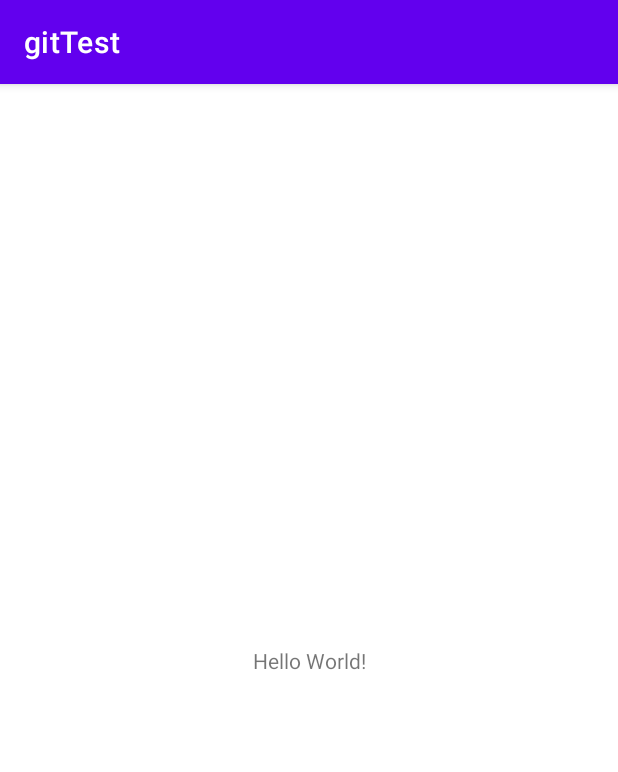
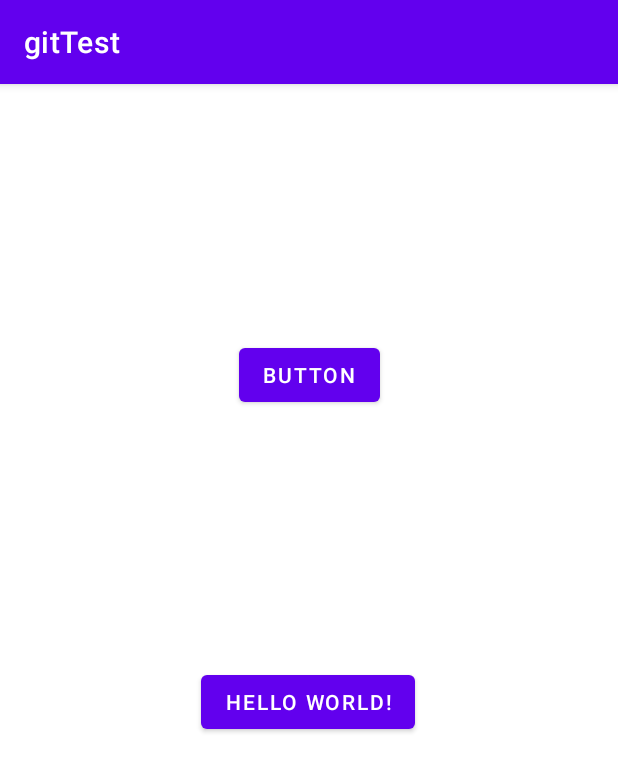
Before and after one commit to ShadyRamadan888/gitTest, an Android app: the screen it shows after launch (MainActivity), on a phone screen of 412 x 824 dp. Shown: the top 772 px of the screen. Run offline under Robolectric (Android 15) with nearby library versions, the phone set to English and light mode, and no system bars.

```diff
--- a/app/src/main/res/layout/activity_main.xml
+++ b/app/src/main/res/layout/activity_main.xml
@@ -6,11 +6,23 @@
     android:layout_height="match_parent"
     tools:context=".MainActivity">
 
-    <TextView
+    <Button
+        android:id="@+id/button2"
         android:layout_width="wrap_content"
         android:layout_height="wrap_content"
+        android:layout_marginBottom="332dp"
         android:text="Hello World!"
         app:layout_constraintBottom_toBottomOf="parent"
+        app:layout_constraintEnd_toEndOf="parent"
+        app:layout_constraintHorizontal_bias="0.498"
+        app:layout_constraintStart_toStartOf="parent" />
+
+    <Button
+        android:id="@+id/button"
+        android:layout_width="wrap_content"
+        android:layout_height="wrap_content"
+        android:text="Button"
+        app:layout_constraintBottom_toTopOf="@+id/button2"
         app:layout_constraintEnd_toEndOf="parent"
         app:layout_constraintStart_toStartOf="parent"
         app:layout_constraintTop_toTopOf="parent" />
--- a/build.gradle
+++ b/build.gradle
@@ -1,5 +1,5 @@
 // Top-level build file where you can add configuration options common to all sub-projects/modules.
 plugins {
-    id 'com.android.application' version '7.3.0' apply false
-    id 'com.android.library' version '7.3.0' apply false
+    id 'com.android.application' version '7.3.1' apply false
+    id 'com.android.library' version '7.3.1' apply false
 }
```
